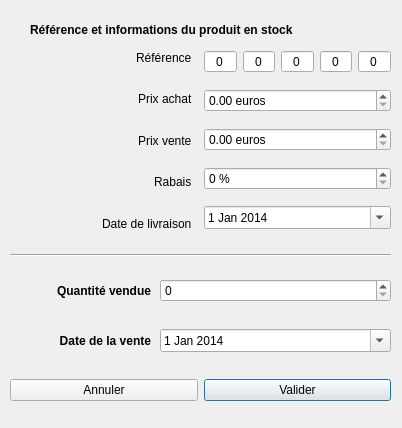
Qt form GestionDeStock/ajoutvente.ui (pawamoy/gestion-de-stock) before a commit.
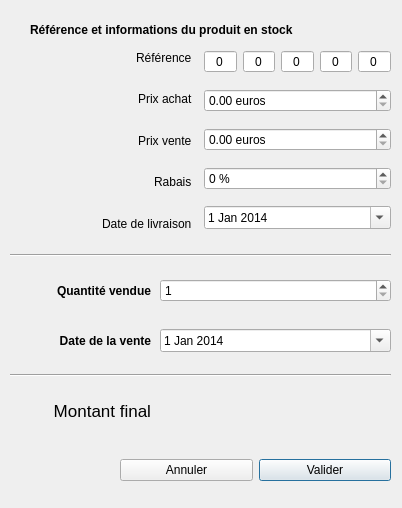
The same form after that commit.

The edit to the form file:
```diff
--- a/GestionDeStock/ajoutvente.ui
+++ b/GestionDeStock/ajoutvente.ui
@@ -7,7 +7,7 @@
     <x>0</x>
     <y>0</y>
     <width>402</width>
-    <height>428</height>
+    <height>508</height>
    </rect>
   </property>
   <property name="windowTitle">
@@ -270,9 +270,9 @@
   <widget class="QWidget" name="horizontalLayoutWidget">
    <property name="geometry">
     <rect>
-     <x>10</x>
-     <y>370</y>
-     <width>381</width>
+     <x>120</x>
+     <y>450</y>
+     <width>271</width>
      <height>41</height>
     </rect>
    </property>
@@ -345,6 +345,9 @@
    <layout class="QVBoxLayout" name="field_quantite">
     <item>
      <widget class="QSpinBox" name="quantite_spin">
+      <property name="minimum">
+       <number>1</number>
+      </property>
       <property name="maximum">
        <number>9999</number>
       </property>
@@ -447,6 +450,83 @@
     </item>
    </layout>
   </widget>
+  <widget class="Line" name="line_2">
+   <property name="geometry">
+    <rect>
+     <x>10</x>
+     <y>360</y>
+     <width>381</width>
+     <height>31</height>
+    </rect>
+   </property>
+   <property name="orientation">
+    <enum>Qt::Horizontal</enum>
+   </property>
+  </widget>
+  <widget class="QWidget" name="verticalLayoutWidget_5">
+   <property name="geometry">
+    <rect>
+     <x>10</x>
+     <y>390</y>
+     <width>141</width>
+     <height>41</height>
+    </rect>
+   </property>
+   <layout class="QVBoxLayout" name="layout_quantite_3">
+    <property name="spacing">
+     <number>1</number>
+    </property>
+    <property name="topMargin">
+     <number>0</number>
+    </property>
+    <item>
+     <widget class="QLabel" name="label_quantite_3">
+      <property name="font">
+       <font>
+        <pointsize>13</pointsize>
+        <weight>50</weight>
+        <italic>false</italic>
+        <bold>false</bold>
+        <underline>false</underline>
+       </font>
+      </property>
+      <property name="text">
+       <string>Montant final</string>
+      </property>
+      <property name="alignment">
+       <set>Qt::AlignRight|Qt::AlignTrailing|Qt::AlignVCenter</set>
+      </property>
+     </widget>
+    </item>
+   </layout>
+  </widget>
+  <widget class="QWidget" name="verticalLayoutWidget_6">
+   <property name="geometry">
+    <rect>
+     <x>160</x>
+     <y>390</y>
+     <width>231</width>
+     <height>41</height>
+    </rect>
+   </property>
+   <layout class="QVBoxLayout" name="field_quantite_2">
+    <item>
+     <widget class="QLabel" name="montant_final">
+      <property name="font">
+       <font>
+        <pointsize>13</pointsize>
+       </font>
+      </property>
+      <property name="text">
+       <string/>
+      </property>
+      <property name="alignment">
+       <set>Qt::AlignRight|Qt::AlignTrailing|Qt::AlignVCenter</set>
+      </property>
+     </widget>
+    </item>
+   </layout>
+  </widget>
  </widget>
  <resources/>
  <connections/>
```
Left out of the diff: 4 changed lines with no effect on the pictures.
